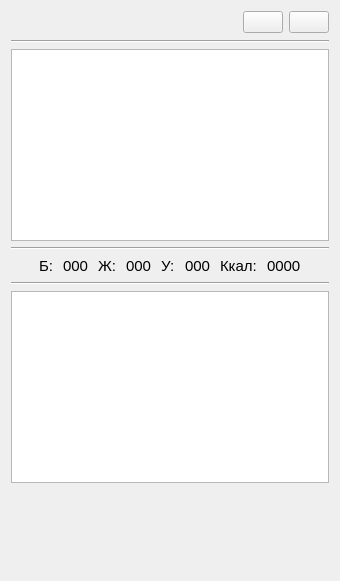
Galoev/nutritionist-helper, file project/forms/Recipe_info.ui: the form before one commit.
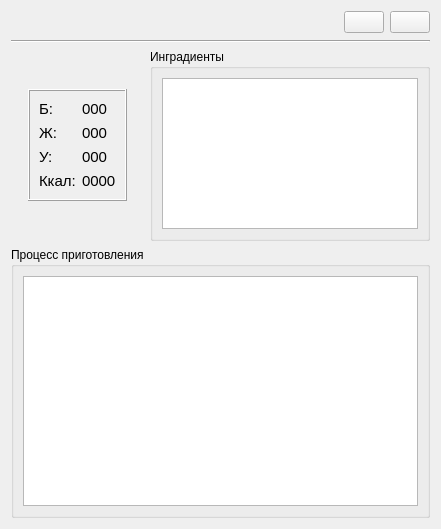
The form after the commit. Icons and pictures are not drawn.

The edit to the form file:
```diff
--- a/project/forms/Recipe_info.ui
+++ b/project/forms/Recipe_info.ui
@@ -6,14 +6,14 @@
    <rect>
     <x>0</x>
     <y>0</y>
-    <width>340</width>
-    <height>581</height>
+    <width>441</width>
+    <height>529</height>
    </rect>
   </property>
   <property name="windowTitle">
    <string>Информация о рецепте</string>
   </property>
-  <layout class="QVBoxLayout" name="verticalLayout">
+  <layout class="QVBoxLayout" name="verticalLayout_3" stretch="0,1,1,2">
    <item>
     <layout class="QHBoxLayout" name="horizontalLayout">
      <item>
@@ -68,73 +68,61 @@
     </widget>
    </item>
    <item>
-    <widget class="QTableWidget" name="tableWidget_ingredientList">
-     <property name="alternatingRowColors">
-      <bool>true</bool>
-     </property>
-     <attribute name="horizontalHeaderVisible">
-      <bool>false</bool>
-     </attribute>
-     <attribute name="horizontalHeaderShowSortIndicator" stdset="0">
-      <bool>false</bool>
-     </attribute>
-     <attribute name="horizontalHeaderStretchLastSection">
-      <bool>false</bool>
-     </attribute>
-     <attribute name="verticalHeaderVisible">
-      <bool>false</bool>
-     </attribute>
-     <attribute name="verticalHeaderDefaultSectionSize">
-      <number>30</number>
-     </attribute>
-     <attribute name="verticalHeaderStretchLastSection">
-      <bool>false</bool>
-     </attribute>
-     <column>
-      <property name="text">
-       <string>Ингредиент</string>
-      </property>
-     </column>
-     <column>
-      <property name="text">
-       <string>Колличество</string>
-      </property>
-     </column>
-     <column>
-      <property name="text">
-       <string>Ед.</string>
-      </property>
-     </column>
-    </widget>
-   </item>
-   <item>
-    <widget class="Line" name="line_3">
-     <property name="orientation">
-      <enum>Qt::Horizontal</enum>
-     </property>
-    </widget>
-   </item>
-   <item>
-    <layout class="QHBoxLayout" name="horizontalLayout_6">
-     <property name="spacing">
-      <number>10</number>
-     </property>
-     <item>
-      <spacer name="horizontalSpacer_3">
-       <property name="orientation">
-        <enum>Qt::Horizontal</enum>
-       </property>
-       <property name="sizeHint" stdset="0">
-        <size>
-         <width>40</width>
-         <height>20</height>
-        </size>
-       </property>
-      </spacer>
-     </item>
-     <item>
       <layout class="QHBoxLayout" name="horizontalLayout_2">
        <item>
+      <layout class="QGridLayout" name="gridLayout">
+       <item row="1" column="2">
+        <spacer name="horizontalSpacer_2">
+         <property name="orientation">
+          <enum>Qt::Horizontal</enum>
+         </property>
+         <property name="sizeHint" stdset="0">
+          <size>
+           <width>0</width>
+           <height>20</height>
+          </size>
+         </property>
+        </spacer>
+       </item>
+       <item row="2" column="1">
+        <spacer name="verticalSpacer_2">
+         <property name="orientation">
+          <enum>Qt::Vertical</enum>
+         </property>
+         <property name="sizeHint" stdset="0">
+          <size>
+           <width>0</width>
+           <height>40</height>
+          </size>
+         </property>
+        </spacer>
+       </item>
+       <item row="0" column="1">
+        <spacer name="verticalSpacer">
+         <property name="orientation">
+          <enum>Qt::Vertical</enum>
+         </property>
+         <property name="sizeHint" stdset="0">
+          <size>
+           <width>0</width>
+           <height>40</height>
+          </size>
+         </property>
+        </spacer>
+       </item>
+       <item row="1" column="1">
+        <widget class="QFrame" name="frame_2">
+         <property name="frameShape">
+          <enum>QFrame::Box</enum>
+         </property>
+         <property name="frameShadow">
+          <enum>QFrame::Raised</enum>
+         </property>
+         <layout class="QFormLayout" name="formLayout">
+          <property name="rowWrapPolicy">
+           <enum>QFormLayout::WrapLongRows</enum>
+          </property>
+          <item row="0" column="0">
         <widget class="QLabel" name="label_protein">
          <property name="font">
           <font>
@@ -146,7 +134,7 @@
          </property>
         </widget>
        </item>
-       <item>
+          <item row="0" column="1">
         <widget class="QLabel" name="label_numProtein">
          <property name="font">
           <font>
@@ -158,11 +146,7 @@
          </property>
         </widget>
        </item>
-      </layout>
-     </item>
-     <item>
-      <layout class="QHBoxLayout" name="horizontalLayout_3">
-       <item>
+          <item row="1" column="0">
         <widget class="QLabel" name="label_fats">
          <property name="font">
           <font>
@@ -174,7 +158,7 @@
          </property>
         </widget>
        </item>
-       <item>
+          <item row="1" column="1">
         <widget class="QLabel" name="label_numFats">
          <property name="font">
           <font>
@@ -186,11 +170,7 @@
          </property>
         </widget>
        </item>
-      </layout>
-     </item>
-     <item>
-      <layout class="QHBoxLayout" name="horizontalLayout_4">
-       <item>
+          <item row="2" column="0">
         <widget class="QLabel" name="label_carbohydrates">
          <property name="font">
           <font>
@@ -202,7 +182,7 @@
          </property>
         </widget>
        </item>
-       <item>
+          <item row="2" column="1">
         <widget class="QLabel" name="label_numCarbohydrates">
          <property name="font">
           <font>
@@ -214,11 +194,7 @@
          </property>
         </widget>
        </item>
-      </layout>
-     </item>
-     <item>
-      <layout class="QHBoxLayout" name="horizontalLayout_5">
-       <item>
+          <item row="3" column="0">
         <widget class="QLabel" name="label_kcal">
          <property name="font">
           <font>
@@ -230,7 +206,7 @@
          </property>
         </widget>
        </item>
-       <item>
+          <item row="3" column="1">
         <widget class="QLabel" name="label_numKcal">
          <property name="font">
           <font>
@@ -243,15 +219,16 @@
         </widget>
        </item>
       </layout>
-     </item>
-     <item>
-      <spacer name="horizontalSpacer_2">
+        </widget>
+       </item>
+       <item row="1" column="0">
+        <spacer name="horizontalSpacer_3">
        <property name="orientation">
         <enum>Qt::Horizontal</enum>
        </property>
        <property name="sizeHint" stdset="0">
         <size>
-         <width>40</width>
+           <width>0</width>
          <height>20</height>
         </size>
        </property>
@@ -260,12 +237,80 @@
     </layout>
    </item>
    <item>
-    <widget class="Line" name="line_2">
-     <property name="orientation">
-      <enum>Qt::Horizontal</enum>
-     </property>
-    </widget>
-   </item>
+      <widget class="QGroupBox" name="groupBox_2">
+       <property name="title">
+        <string>Инградиенты</string>
+       </property>
+       <layout class="QVBoxLayout" name="verticalLayout_2">
+        <item>
+         <widget class="QTableWidget" name="tableWidget_ingredientList">
+          <property name="sizePolicy">
+           <sizepolicy hsizetype="Expanding" vsizetype="Ignored">
+            <horstretch>0</horstretch>
+            <verstretch>0</verstretch>
+           </sizepolicy>
+          </property>
+          <property name="editTriggers">
+           <set>QAbstractItemView::NoEditTriggers</set>
+          </property>
+          <property name="alternatingRowColors">
+           <bool>true</bool>
+          </property>
+          <property name="selectionMode">
+           <enum>QAbstractItemView::NoSelection</enum>
+          </property>
+          <attribute name="horizontalHeaderVisible">
+           <bool>false</bool>
+          </attribute>
+          <attribute name="horizontalHeaderDefaultSectionSize">
+           <number>30</number>
+          </attribute>
+          <attribute name="horizontalHeaderMinimumSectionSize">
+           <number>30</number>
+          </attribute>
+          <attribute name="horizontalHeaderShowSortIndicator" stdset="0">
+           <bool>false</bool>
+          </attribute>
+          <attribute name="horizontalHeaderStretchLastSection">
+           <bool>false</bool>
+          </attribute>
+          <attribute name="verticalHeaderVisible">
+           <bool>false</bool>
+          </attribute>
+          <attribute name="verticalHeaderDefaultSectionSize">
+           <number>25</number>
+          </attribute>
+          <attribute name="verticalHeaderStretchLastSection">
+           <bool>false</bool>
+          </attribute>
+          <column>
+           <property name="text">
+            <string>Ингредиент</string>
+           </property>
+          </column>
+          <column>
+           <property name="text">
+            <string>Колличество</string>
+           </property>
+          </column>
+          <column>
+           <property name="text">
+            <string>Ед.</string>
+           </property>
+          </column>
+         </widget>
+        </item>
+       </layout>
+      </widget>
+     </item>
+    </layout>
+   </item>
+   <item>
+    <widget class="QGroupBox" name="groupBox">
+     <property name="title">
+      <string>Процесс приготовления</string>
+     </property>
+     <layout class="QVBoxLayout" name="verticalLayout">
    <item>
     <widget class="QTableWidget" name="tableWidget_recipeDescription">
      <attribute name="horizontalHeaderVisible">
@@ -280,8 +325,8 @@
      <attribute name="horizontalHeaderStretchLastSection">
       <bool>true</bool>
      </attribute>
-     <attribute name="verticalHeaderVisible">
-      <bool>false</bool>
+        <attribute name="verticalHeaderDefaultSectionSize">
+         <number>25</number>
      </attribute>
      <column>
       <property name="text">
@@ -290,18 +335,8 @@
      </column>
     </widget>
    </item>
-   <item>
-    <spacer name="verticalSpacer">
-     <property name="orientation">
-      <enum>Qt::Vertical</enum>
-     </property>
-     <property name="sizeHint" stdset="0">
-      <size>
-       <width>20</width>
-       <height>40</height>
-      </size>
-     </property>
-    </spacer>
+     </layout>
+    </widget>
    </item>
   </layout>
  </widget>
```
Left out of the diff: 9 changed lines with no effect on the pictures. Lines whose indentation alone changed are shown as unchanged.
